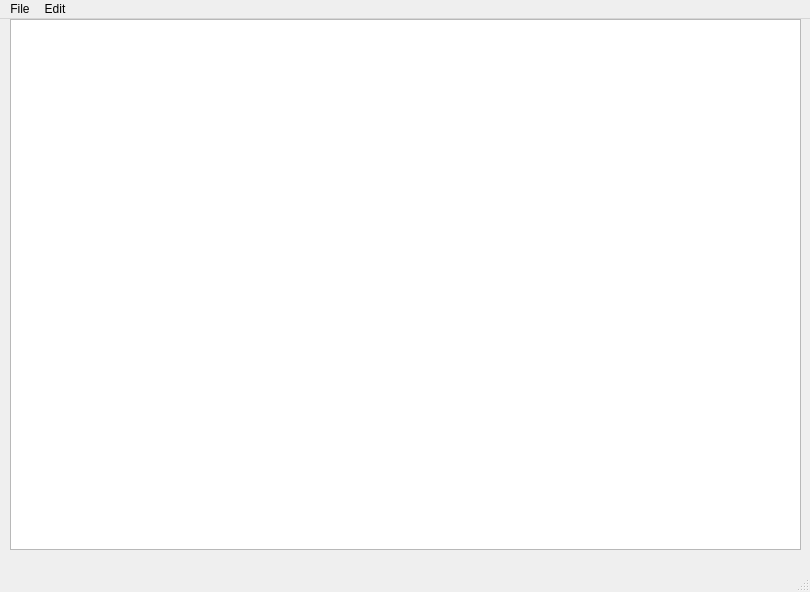
This is mainwindow.ui in HarveyBates/basic-text-editor as Qt 5 draws it before an edit. The edited form follows.
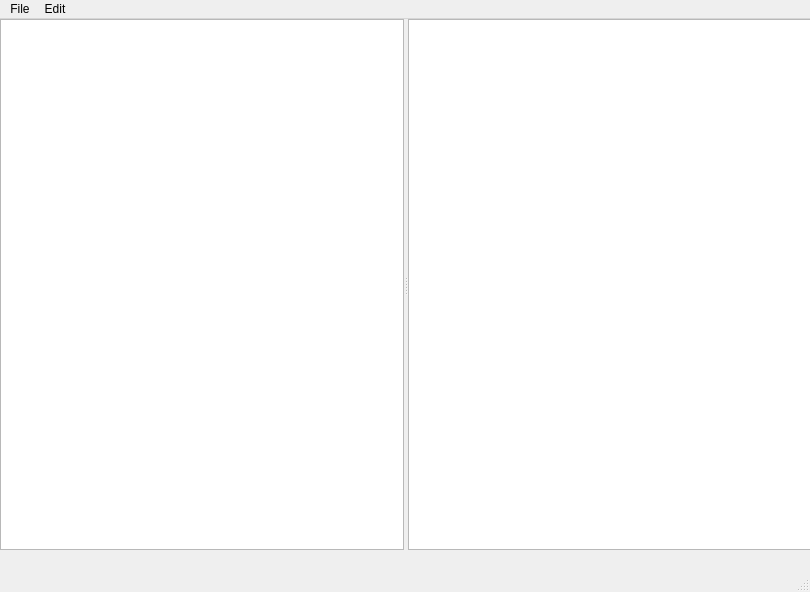
This is the edited form. Icons and pictures are not drawn.

What changed in the file:
```diff
--- a/mainwindow.ui
+++ b/mainwindow.ui
@@ -23,20 +23,20 @@
      <height>0</height>
     </size>
    </property>
-   <widget class="QWidget" name="verticalLayoutWidget">
+   <widget class="QSplitter" name="splitter">
     <property name="geometry">
      <rect>
-      <x>10</x>
+      <x>0</x>
       <y>0</y>
-      <width>791</width>
+      <width>811</width>
       <height>531</height>
      </rect>
     </property>
-    <layout class="QVBoxLayout" name="verticalLayout">
-     <item>
-      <widget class="QTextEdit" name="textEdit"/>
-     </item>
-    </layout>
+    <property name="orientation">
+     <enum>Qt::Horizontal</enum>
+    </property>
+    <widget class="QTreeView" name="treeView"/>
+    <widget class="QTextEdit" name="textEdit"/>
    </widget>
   </widget>
   <widget class="QMenuBar" name="menubar">
```
Left out of the diff: 32 changed lines with no effect on the pictures.
